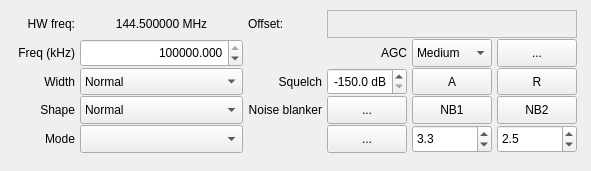
The window that src/qtgui/dockrxopt.ui (shawnj007/gqrx-touch) describes before a commit, drawn with Qt 5.
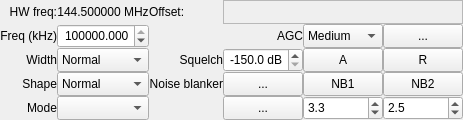
The same window after the commit. Icons and pictures are not drawn. Custom widgets are drawn as their Qt base class.

Commit message: Form sizes reduction

Patch:
```diff
--- a/src/qtgui/dockrxopt.ui
+++ b/src/qtgui/dockrxopt.ui
@@ -6,8 +6,8 @@
    <rect>
     <x>0</x>
     <y>0</y>
-    <width>591</width>
-    <height>171</height>
+    <width>400</width>
+    <height>120</height>
    </rect>
   </property>
   <property name="sizePolicy">
@@ -18,8 +18,8 @@
   </property>
   <property name="minimumSize">
    <size>
-    <width>591</width>
-    <height>171</height>
+    <width>400</width>
+    <height>120</height>
    </size>
   </property>
   <property name="maximumSize">
@@ -49,6 +49,21 @@
     </sizepolicy>
    </property>
    <layout class="QVBoxLayout" name="verticalLayout">
+    <property name="spacing">
+     <number>0</number>
+    </property>
+    <property name="leftMargin">
+     <number>0</number>
+    </property>
+    <property name="topMargin">
+     <number>0</number>
+    </property>
+    <property name="rightMargin">
+     <number>0</number>
+    </property>
+    <property name="bottomMargin">
+     <number>0</number>
+    </property>
     <item>
      <widget class="QFrame" name="frame">
       <property name="sizePolicy">
@@ -63,18 +78,21 @@
         <height>100</height>
        </size>
       </property>
-      <layout class="QGridLayout" name="gridLayout_5">
+      <layout class="QGridLayout" name="gridLayout">
+       <property name="leftMargin">
+        <number>0</number>
+       </property>
        <property name="topMargin">
-        <number>1</number>
+        <number>0</number>
        </property>
        <property name="rightMargin">
-        <number>5</number>
+        <number>0</number>
        </property>
-       <property name="horizontalSpacing">
-        <number>5</number>
+       <property name="bottomMargin">
+        <number>0</number>
        </property>
-       <property name="verticalSpacing">
-        <number>1</number>
+       <property name="spacing">
+        <number>0</number>
        </property>
        <item row="0" column="0">
         <widget class="QLabel" name="rxFreqLabel">
@@ -104,9 +122,34 @@
          </property>
         </widget>
        </item>
-       <item row="5" column="4">
-        <widget class="QDoubleSpinBox" name="nb1Threshold">
+       <item row="0" column="1">
+        <widget class="QLabel" name="hwFreq">
          <property name="sizePolicy">
+          <sizepolicy hsizetype="MinimumExpanding" vsizetype="MinimumExpanding">
+           <horstretch>0</horstretch>
+           <verstretch>0</verstretch>
+          </sizepolicy>
+         </property>
+         <property name="minimumSize">
+          <size>
+           <width>0</width>
+           <height>0</height>
+          </size>
+         </property>
+         <property name="toolTip">
+          <string>The frequency of the hardware (not including LNB)</string>
+         </property>
+         <property name="text">
+          <string>144.500000 MHz</string>
+         </property>
+         <property name="alignment">
+          <set>Qt::AlignCenter</set>
+         </property>
+        </widget>
+       </item>
+       <item row="0" column="2">
+        <widget class="QLabel" name="rxOffset">
+         <property name="sizePolicy">
           <sizepolicy hsizetype="Preferred" vsizetype="MinimumExpanding">
            <horstretch>0</horstretch>
            <verstretch>0</verstretch>
@@ -117,26 +160,229 @@
            <width>0</width>
            <height>0</height>
           </size>
+         </property>
+         <property name="toolTip">
+          <string>The frequency of the hardware (not including LNB)</string>
+         </property>
+         <property name="text">
+          <string>Offset:</string>
+         </property>
+         <property name="alignment">
+          <set>Qt::AlignLeading|Qt::AlignLeft|Qt::AlignVCenter</set>
+         </property>
+        </widget>
+       </item>
+       <item row="0" column="3" colspan="3">
+        <widget class="CFreqCtrl" name="filterFreq">
+         <property name="sizePolicy">
+          <sizepolicy hsizetype="MinimumExpanding" vsizetype="MinimumExpanding">
+           <horstretch>0</horstretch>
+           <verstretch>0</verstretch>
+          </sizepolicy>
+         </property>
+         <property name="minimumSize">
+          <size>
+           <width>0</width>
+           <height>0</height>
+          </size>
+         </property>
+         <property name="maximumSize">
+          <size>
+           <width>400</width>
+           <height>40</height>
+          </size>
+         </property>
+         <property name="toolTip">
+          <string>&lt;html&gt;&lt;head/&gt;&lt;body&gt;&lt;p&gt;Channel filter offset.&lt;br/&gt;
+This is an offset from the hardware RF frequency.&lt;/p&gt;&lt;/body&gt;&lt;/html&gt;</string>
+         </property>
+         <property name="layoutDirection">
+          <enum>Qt::LeftToRight</enum>
+         </property>
+         <property name="frameShape">
+          <enum>QFrame::StyledPanel</enum>
+         </property>
+         <property name="frameShadow">
+          <enum>QFrame::Raised</enum>
+         </property>
+        </widget>
+       </item>
+       <item row="1" column="0">
+        <widget class="QLabel" name="label_11">
+         <property name="sizePolicy">
+          <sizepolicy hsizetype="Preferred" vsizetype="MinimumExpanding">
+           <horstretch>0</horstretch>
+           <verstretch>0</verstretch>
+          </sizepolicy>
+         </property>
+         <property name="minimumSize">
+          <size>
+           <width>0</width>
+           <height>0</height>
+          </size>
+         </property>
+         <property name="text">
+          <string>Freq (kHz)</string>
+         </property>
+         <property name="alignment">
+          <set>Qt::AlignRight|Qt::AlignTrailing|Qt::AlignVCenter</set>
+         </property>
+        </widget>
+       </item>
+       <item row="1" column="1">
+        <widget class="QDoubleSpinBox" name="freqSpinBox">
+         <property name="sizePolicy">
+          <sizepolicy hsizetype="Preferred" vsizetype="MinimumExpanding">
+           <horstretch>0</horstretch>
+           <verstretch>0</verstretch>
+          </sizepolicy>
+         </property>
+         <property name="minimumSize">
+          <size>
+           <width>0</width>
+           <height>0</height>
+          </size>
+         </property>
+         <property name="toolTip">
+          <string>Receiver frequency</string>
+         </property>
+         <property name="accessibleName">
+          <string>Frequency</string>
+         </property>
+         <property name="alignment">
+          <set>Qt::AlignRight|Qt::AlignTrailing|Qt::AlignVCenter</set>
          </property>
          <property name="decimals">
-          <number>1</number>
+          <number>3</number>
          </property>
          <property name="minimum">
-          <double>1.000000000000000</double>
+          <double>24000.000000000000000</double>
          </property>
          <property name="maximum">
-          <double>20.000000000000000</double>
-         </property>
-         <property name="singleStep">
-          <double>0.100000000000000</double>
+          <double>2200000.000000000000000</double>
          </property>
          <property name="value">
-          <double>3.300000000000000</double>
+          <double>144500.000000000000000</double>
          </property>
         </widget>
        </item>
-       <item row="5" column="0">
-        <widget class="QLabel" name="demodLabel">
+       <item row="1" column="3">
+        <widget class="QLabel" name="agcLabel">
+         <property name="sizePolicy">
+          <sizepolicy hsizetype="Preferred" vsizetype="MinimumExpanding">
+           <horstretch>0</horstretch>
+           <verstretch>0</verstretch>
+          </sizepolicy>
+         </property>
+         <property name="minimumSize">
+          <size>
+           <width>0</width>
+           <height>0</height>
+          </size>
+         </property>
+         <property name="text">
+          <string>AGC</string>
+         </property>
+         <property name="alignment">
+          <set>Qt::AlignRight|Qt::AlignTrailing|Qt::AlignVCenter</set>
+         </property>
+        </widget>
+       </item>
+       <item row="1" column="4">
+        <widget class="QComboBox" name="agcPresetCombo">
+         <property name="enabled">
+          <bool>true</bool>
+         </property>
+         <property name="sizePolicy">
+          <sizepolicy hsizetype="Preferred" vsizetype="MinimumExpanding">
+           <horstretch>0</horstretch>
+           <verstretch>0</verstretch>
+          </sizepolicy>
+         </property>
+         <property name="minimumSize">
+          <size>
+           <width>0</width>
+           <height>0</height>
+          </size>
+         </property>
+         <property name="toolTip">
+          <string>AGC presets</string>
+         </property>
+         <property name="accessibleName">
+          <string>AGC</string>
+         </property>
+         <property name="currentIndex">
+          <number>1</number>
+         </property>
+         <item>
+          <property name="text">
+           <string>Fast</string>
+          </property>
+         </item>
+         <item>
+          <property name="text">
+           <string>Medium</string>
+          </property>
+         </item>
+         <item>
+          <property name="text">
+           <string>Slow</string>
+          </property>
+         </item>
+         <item>
+          <property name="text">
+           <string>User</string>
+          </property>
+         </item>
+         <item>
+          <property name="text">
+           <string>Off</string>
+          </property>
+         </item>
+        </widget>
+       </item>
+       <item row="1" column="5">
+        <widget class="QPushButton" name="agcButton">
+         <property name="sizePolicy">
+          <sizepolicy hsizetype="Preferred" vsizetype="MinimumExpanding">
+           <horstretch>0</horstretch>
+           <verstretch>0</verstretch>
+          </sizepolicy>
+         </property>
+         <property name="minimumSize">
+          <size>
+           <width>0</width>
+           <height>0</height>
+          </size>
+         </property>
+         <property name="maximumSize">
+          <size>
+           <width>16777215</width>
+           <height>16777215</height>
+          </size>
+         </property>
+         <property name="toolTip">
+          <string>AGC options</string>
+         </property>
+         <property name="accessibleName">
+          <string>AGC options</string>
+         </property>
+         <property name="text">
+          <string>...</string>
+         </property>
+         <property name="iconSize">
+          <size>
+           <width>16</width>
+           <height>16</height>
+          </size>
+         </property>
+         <property name="checked">
+          <bool>false</bool>
+         </property>
+        </widget>
+       </item>
+       <item row="2" column="0">
+        <widget class="QLabel" name="filterLabel">
          <property name="sizePolicy">
           <sizepolicy hsizetype="Preferred" vsizetype="MinimumExpanding">
            <horstretch>0</horstretch>
@@ -153,20 +399,14 @@
           <enum>Qt::LeftToRight</enum>
          </property>
          <property name="text">
-          <string>Mode</string>
+          <string>Width</string>
          </property>
          <property name="alignment">
           <set>Qt::AlignRight|Qt::AlignTrailing|Qt::AlignVCenter</set>
          </property>
-         <property name="margin">
-          <number>0</number>
-         </property>
-         <property name="indent">
-          <number>-1</number>
-         </property>
         </widget>
        </item>
-       <item row="3" column="1">
+       <item row="2" column="1">
         <widget class="QComboBox" name="filterCombo">
          <property name="enabled">
           <bool>true</bool>
@@ -214,69 +454,32 @@
          </item>
         </widget>
        </item>
+       <item row="2" column="2">
+        <widget class="QLabel" name="sqlLabel">
+         <property name="sizePolicy">
+          <sizepolicy hsizetype="Preferred" vsizetype="MinimumExpanding">
+           <horstretch>0</horstretch>
+           <verstretch>0</verstretch>
+          </sizepolicy>
+         </property>
+         <property name="minimumSize">
+          <size>
+           <width>0</width>
+           <height>0</height>
+          </size>
+         </property>
+         <property name="toolTip">
+          <string>Squelch level in dB below full scale</string>
+         </property>
+         <property name="text">
+          <string>Squelch</string>
+         </property>
+         <property name="alignment">
+          <set>Qt::AlignRight|Qt::AlignTrailing|Qt::AlignVCenter</set>
+         </property>
+        </widget>
+       </item>
        <item row="2" column="3">
-        <widget class="QLabel" name="agcLabel">
-         <property name="sizePolicy">
-          <sizepolicy hsizetype="Preferred" vsizetype="MinimumExpanding">
-           <horstretch>0</horstretch>
-           <verstretch>0</verstretch>
-          </sizepolicy>
-         </property>
-         <property name="minimumSize">
-          <size>
-           <width>0</width>
-           <height>0</height>
-          </size>
-         </property>
-         <property name="text">
-          <string>AGC</string>
-         </property>
-         <property name="alignment">
-          <set>Qt::AlignRight|Qt::AlignTrailing|Qt::AlignVCenter</set>
-         </property>
-        </widget>
-       </item>
-       <item row="4" column="1">
-        <widget class="QComboBox" name="filterShapeCombo">
-         <property name="sizePolicy">
-          <sizepolicy hsizetype="Preferred" vsizetype="MinimumExpanding">
-           <horstretch>0</horstretch>
-           <verstretch>0</verstretch>
-          </sizepolicy>
-         </property>
-         <property name="minimumSize">
-          <size>
-           <width>0</width>
-           <height>0</height>
-          </size>
-         </property>
-         <property name="toolTip">
-          <string>Select the filter shape</string>
-         </property>
-         <property name="accessibleName">
-          <string>Filter shape</string>
-         </property>
-         <property name="currentIndex">
-          <number>1</number>
-         </property>
-         <item>
-          <property name="text">
-           <string>Soft</string>
-          </property>
-         </item>
-         <item>
-          <property name="text">
-           <string>Normal</string>
-          </property>
-         </item>
-         <item>
-          <property name="text">
-           <string>Sharp</string>
-          </property>
-         </item>
-        </widget>
-       </item>
-       <item row="3" column="3">
         <widget class="QDoubleSpinBox" name="sqlSpinBox">
          <property name="sizePolicy">
           <sizepolicy hsizetype="Preferred" vsizetype="MinimumExpanding">
@@ -322,100 +525,38 @@
          </property>
         </widget>
        </item>
+       <item row="2" column="4">
+        <widget class="QPushButton" name="autoSquelchButton">
+         <property name="sizePolicy">
+          <sizepolicy hsizetype="Preferred" vsizetype="MinimumExpanding">
+           <horstretch>0</horstretch>
+           <verstretch>0</verstretch>
+          </sizepolicy>
+         </property>
+         <property name="minimumSize">
+          <size>
+           <width>0</width>
+           <height>0</height>
+          </size>
+         </property>
+         <property name="toolTip">
+          <string>Set squelch to the current signal or noise level</string>
+         </property>
+         <property name="accessibleName">
+          <string>Auto squelch</string>
+         </property>
+         <property name="text">
+          <string>A</string>
+         </property>
+         <property name="iconSize">
+          <size>
+           <width>16</width>
+           <height>16</height>
+          </size>
+         </property>
+        </widget>
+       </item>
        <item row="2" column="5">
-        <widget class="QPushButton" name="agcButton">
-         <property name="sizePolicy">
-          <sizepolicy hsizetype="Preferred" vsizetype="MinimumExpanding">
-           <horstretch>0</horstretch>
-           <verstretch>0</verstretch>
-          </sizepolicy>
-         </property>
-         <property name="minimumSize">
-          <size>
-           <width>0</width>
-           <height>0</height>
-          </size>
-         </property>
-         <property name="maximumSize">
-          <size>
-           <width>16777215</width>
-           <height>16777215</height>
-          </size>
-         </property>
-         <property name="toolTip">
-          <string>AGC options</string>
-         </property>
-         <property name="accessibleName">
-          <string>AGC options</string>
-         </property>
-         <property name="text">
-          <string>...</string>
-         </property>
-         <property name="iconSize">
-          <size>
-           <width>16</width>
-           <height>16</height>
-          </size>
-         </property>
-         <property name="checked">
-          <bool>false</bool>
-         </property>
-        </widget>
-       </item>
-       <item row="4" column="0">
-        <widget class="QLabel" name="filterShapeLabel">
-         <property name="sizePolicy">
-          <sizepolicy hsizetype="Preferred" vsizetype="MinimumExpanding">
-           <horstretch>0</horstretch>
-           <verstretch>0</verstretch>
-          </sizepolicy>
-         </property>
-         <property name="minimumSize">
-          <size>
-           <width>0</width>
-           <height>0</height>
-          </size>
-         </property>
-         <property name="layoutDirection">
-          <enum>Qt::LeftToRight</enum>
-         </property>
-         <property name="text">
-          <string>Shape</string>
-         </property>
-         <property name="alignment">
-          <set>Qt::AlignRight|Qt::AlignTrailing|Qt::AlignVCenter</set>
-         </property>
-        </widget>
-       </item>
-       <item row="5" column="5">
-        <widget class="QDoubleSpinBox" name="nb2Threshold">
-         <property name="sizePolicy">
-          <sizepolicy hsizetype="Preferred" vsizetype="MinimumExpanding">
-           <horstretch>0</horstretch>
-           <verstretch>0</verstretch>
-          </sizepolicy>
-         </property>
-         <property name="minimumSize">
-          <size>
-           <width>0</width>
-           <height>0</height>
-          </size>
-         </property>
-         <property name="decimals">
-          <number>1</number>
-         </property>
-         <property name="maximum">
-          <double>15.000000000000000</double>
-         </property>
-         <property name="singleStep">
-          <double>0.100000000000000</double>
-         </property>
-         <property name="value">
-          <double>2.500000000000000</double>
-         </property>
-        </widget>
-       </item>
-       <item row="3" column="5">
         <widget class="QPushButton" name="resetSquelchButton">
          <property name="sizePolicy">
           <sizepolicy hsizetype="Preferred" vsizetype="MinimumExpanding">
@@ -453,7 +594,7 @@
         </widget>
        </item>
        <item row="3" column="0">
-        <widget class="QLabel" name="filterLabel">
+        <widget class="QLabel" name="filterShapeLabel">
          <property name="sizePolicy">
           <sizepolicy hsizetype="Preferred" vsizetype="MinimumExpanding">
            <horstretch>0</horstretch>
@@ -470,14 +611,54 @@
           <enum>Qt::LeftToRight</enum>
          </property>
          <property name="text">
-          <string>Width</string>
+          <string>Shape</string>
          </property>
          <property name="alignment">
           <set>Qt::AlignRight|Qt::AlignTrailing|Qt::AlignVCenter</set>
          </property>
         </widget>
        </item>
-       <item row="4" column="2">
+       <item row="3" column="1">
+        <widget class="QComboBox" name="filterShapeCombo">
+         <property name="sizePolicy">
+          <sizepolicy hsizetype="Preferred" vsizetype="MinimumExpanding">
+           <horstretch>0</horstretch>
+           <verstretch>0</verstretch>
+          </sizepolicy>
+         </property>
+         <property name="minimumSize">
+          <size>
+           <width>0</width>
+           <height>0</height>
+          </size>
+         </property>
+         <property name="toolTip">
+          <string>Select the filter shape</string>
+         </property>
+         <property name="accessibleName">
+          <string>Filter shape</string>
+         </property>
+         <property name="currentIndex">
+          <number>1</number>
+         </property>
+         <item>
+          <property name="text">
+           <string>Soft</string>
+          </property>
+         </item>
+         <item>
+          <property name="text">
+           <string>Normal</string>
+          </property>
+         </item>
+         <item>
+          <property name="text">
+           <string>Sharp</string>
+          </property>
+         </item>
+        </widget>
+       </item>
+       <item row="3" column="2">
         <widget class="QLabel" name="label_10">
          <property name="sizePolicy">
           <sizepolicy hsizetype="Preferred" vsizetype="MinimumExpanding">
@@ -502,8 +683,8 @@
          </property>
         </widget>
        </item>
-       <item row="3" column="2">
-        <widget class="QLabel" name="sqlLabel">
+       <item row="3" column="3">
+        <widget class="QPushButton" name="nbOptButton">
          <property name="sizePolicy">
           <sizepolicy hsizetype="Preferred" vsizetype="MinimumExpanding">
            <horstretch>0</horstretch>
@@ -516,18 +697,21 @@
            <height>0</height>
           </size>
          </property>
+         <property name="maximumSize">
+          <size>
+           <width>16777215</width>
+           <height>16777215</height>
+          </size>
+         </property>
          <property name="toolTip">
           <string>Squelch level in dB below full scale</string>
          </property>
          <property name="text">
-          <string>Squelch</string>
-         </property>
-         <property name="alignment">
-          <set>Qt::AlignRight|Qt::AlignTrailing|Qt::AlignVCenter</set>
+          <string>...</string>
          </property>
         </widget>
        </item>
-       <item row="4" column="4">
+       <item row="3" column="4">
         <widget class="QPushButton" name="nb1Button">
          <property name="enabled">
           <bool>true</bool>
@@ -567,156 +751,7 @@
          </property>
         </widget>
        </item>
-       <item row="4" column="3">
-        <widget class="QPushButton" name="nbOptButton">
-         <property name="sizePolicy">
-          <sizepolicy hsizetype="Preferred" vsizetype="MinimumExpanding">
-           <horstretch>0</horstretch>
-           <verstretch>0</verstretch>
-          </sizepolicy>
-         </property>
-         <property name="minimumSize">
-          <size>
-           <width>0</width>
-           <height>0</height>
-          </size>
-         </property>
-         <property name="maximumSize">
-          <size>
-           <width>16777215</width>
-           <height>16777215</height>
-          </size>
-         </property>
-         <property name="toolTip">
-          <string>Noise blanker options</string>
-         </property>
-         <property name="whatsThis">
-          <string>Noise blanker options</string>
-         </property>
-         <property name="accessibleName">
-          <string>Noise blanker options</string>
-         </property>
-         <property name="text">
-          <string>...</string>
-         </property>
-        </widget>
-       </item>
-       <item row="2" column="0">
-        <widget class="QLabel" name="label_11">
-         <property name="sizePolicy">
-          <sizepolicy hsizetype="Preferred" vsizetype="MinimumExpanding">
-           <horstretch>0</horstretch>
-           <verstretch>0</verstretch>
-          </sizepolicy>
-         </property>
-         <property name="minimumSize">
-          <size>
-           <width>0</width>
-           <height>0</height>
-          </size>
-         </property>
-         <property name="text">
-          <string>Freq (kHz)</string>
-         </property>
-         <property name="alignment">
-          <set>Qt::AlignRight|Qt::AlignTrailing|Qt::AlignVCenter</set>
-         </property>
-        </widget>
-       </item>
-       <item row="2" column="4">
-        <widget class="QComboBox" name="agcPresetCombo">
-         <property name="enabled">
-          <bool>true</bool>
-         </property>
-         <property name="sizePolicy">
-          <sizepolicy hsizetype="Preferred" vsizetype="MinimumExpanding">
-           <horstretch>0</horstretch>
-           <verstretch>0</verstretch>
-          </sizepolicy>
-         </property>
-         <property name="minimumSize">
-          <size>
-           <width>0</width>
-           <height>0</height>
-          </size>
-         </property>
-         <property name="toolTip">
-          <string>AGC presets</string>
-         </property>
-         <property name="accessibleName">
-          <string>AGC</string>
-         </property>
-         <property name="currentIndex">
-          <number>1</number>
-         </property>
-         <item>
-          <property name="text">
-           <string>Fast</string>
-          </property>
-         </item>
-         <item>
-          <property name="text">
-           <string>Medium</string>
-          </property>
-         </item>
-         <item>
-          <property name="text">
-           <string>Slow</string>
-          </property>
-         </item>
-         <item>
-          <property name="text">
-           <string>User</string>
-          </property>
-         </item>
-         <item>
-          <property name="text">
-           <string>Off</string>
-          </property>
-         </item>
-        </widget>
-       </item>
-       <item row="5" column="3">
-        <widget class="QPushButton" name="modeButton">
-         <property name="sizePolicy">
-          <sizepolicy hsizetype="Preferred" vsizetype="MinimumExpanding">
-           <horstretch>0</horstretch>
-           <verstretch>0</verstretch>
-          </sizepolicy>
-         </property>
-         <property name="minimumSize">
-          <size>
-           <width>0</width>
-           <height>0</height>
-          </size>
-         </property>
-         <property name="maximumSize">
-          <size>
-           <width>16777215</width>
-           <height>16777215</height>
-          </size>
-         </property>
-         <property name="toolTip">
-          <string>Demodulator options</string>
-         </property>
-         <property name="accessibleName">
-          <string>Mode options</string>
-         </property>
-         <property name="text">
-          <string>...</string>
-         </property>
-         <property name="iconSize">
-          <size>
-           <width>16</width>
-           <height>16</height>
-          </size>
-         </property>
-         <property name="checked">
-          <bool>false</bool>
-         </property>
-        </widget>
-       </item>
-       <item row="4" column="5">
+       <item row="3" column="5">
         <widget class="QPushButton" name="nb2Button">
          <property name="enabled">
           <bool>true</bool>
@@ -756,8 +791,8 @@
          </property>
         </widget>
        </item>
-       <item row="3" column="4">
-        <widget class="QPushButton" name="autoSquelchButton">
+       <item row="4" column="0">
+        <widget class="QLabel" name="demodLabel">
          <property name="sizePolicy">
           <sizepolicy hsizetype="Preferred" vsizetype="MinimumExpanding">
            <horstretch>0</horstretch>
@@ -770,86 +805,24 @@
            <height>0</height>
           </size>
          </property>
-         <property name="toolTip">
-          <string>Set squelch to the current signal or noise level</string>
-         </property>
-         <property name="accessibleName">
-          <string>Auto squelch</string>
+         <property name="layoutDirection">
+          <enum>Qt::LeftToRight</enum>
          </property>
          <property name="text">
-          <string>A</string>
-         </property>
-         <property name="iconSize">
-          <size>
-           <width>16</width>
-           <height>16</height>
-          </size>
-         </property>
-        </widget>
-       </item>
-       <item row="2" column="1">
-        <widget class="QDoubleSpinBox" name="freqSpinBox">
-         <property name="sizePolicy">
-          <sizepolicy hsizetype="Preferred" vsizetype="MinimumExpanding">
-           <horstretch>0</horstretch>
-           <verstretch>0</verstretch>
-          </sizepolicy>
-         </property>
-         <property name="minimumSize">
-          <size>
-           <width>0</width>
-           <height>0</height>
-          </size>
-         </property>
-         <property name="toolTip">
-          <string>Receiver frequency</string>
-         </property>
-         <property name="accessibleName">
-          <string>Frequency</string>
+          <string>Mode</string>
          </property>
          <property name="alignment">
           <set>Qt::AlignRight|Qt::AlignTrailing|Qt::AlignVCenter</set>
          </property>
-         <property name="decimals">
-          <number>3</number>
+         <property name="margin">
+          <number>0</number>
          </property>
-         <property name="minimum">
-          <double>24000.000000000000000</double>
+         <property name="indent">
+          <number>-1</number>
          </property>
-         <property name="maximum">
-          <double>2200000.000000000000000</double>
-         </property>
-         <property name="value">
-          <double>144500.000000000000000</double>
-         </property>
         </widget>
        </item>
-       <item row="0" column="1">
-        <widget class="QLabel" name="hwFreq">
-         <property name="sizePolicy">
-          <sizepolicy hsizetype="MinimumExpanding" vsizetype="MinimumExpanding">
-           <horstretch>0</horstretch>
-           <verstretch>0</verstretch>
-          </sizepolicy>
-         </property>
-         <property name="minimumSize">
-          <size>
-           <width>0</width>
-           <height>0</height>
-          </size>
-         </property>
-         <property name="toolTip">
-          <string>The frequency of the hardware (not including LNB)</string>
-         </property>
-         <property name="text">
-          <string>144.500000 MHz</string>
-         </property>
-         <property name="alignment">
-          <set>Qt::AlignCenter</set>
-         </property>
-        </widget>
-       </item>
-       <item row="5" column="1">
+       <item row="4" column="1">
         <widget class="QComboBox" name="modeSelector">
          <property name="sizePolicy">
           <sizepolicy hsizetype="Preferred" vsizetype="MinimumExpanding">
@@ -880,35 +853,10 @@
          </property>
         </widget>
        </item>
-       <item row="0" column="2">
-        <widget class="QLabel" name="rxOffset">
+       <item row="4" column="3">
+        <widget class="QPushButton" name="modeButton">
          <property name="sizePolicy">
           <sizepolicy hsizetype="Preferred" vsizetype="MinimumExpanding">
-           <horstretch>0</horstretch>
-           <verstretch>0</verstretch>
-          </sizepolicy>
-         </property>
-         <property name="minimumSize">
-          <size>
-           <width>0</width>
-           <height>0</height>
-          </size>
-         </property>
-         <property name="toolTip">
-          <string>The frequency of the hardware (not including LNB)</string>
-         </property>
-         <property name="text">
-          <string>Offset:</string>
-         </property>
-         <property name="alignment">
-          <set>Qt::AlignLeading|Qt::AlignLeft|Qt::AlignVCenter</set>
-         </property>
-        </widget>
-       </item>
-       <item row="0" column="3" colspan="3">
-        <widget class="CFreqCtrl" name="filterFreq">
-         <property name="sizePolicy">
-          <sizepolicy hsizetype="MinimumExpanding" vsizetype="MinimumExpanding">
            <horstretch>0</horstretch>
            <verstretch>0</verstretch>
           </sizepolicy>
@@ -921,22 +869,87 @@
          </property>
          <property name="maximumSize">
           <size>
-           <width>400</width>
-           <height>40</height>
+           <width>16777215</width>
+           <height>16777215</height>
           </size>
          </property>
          <property name="toolTip">
           <string>&lt;html&gt;&lt;head/&gt;&lt;body&gt;&lt;p&gt;Channel filter offset.&lt;br/&gt;
 This is an offset from the hardware RF frequency.&lt;/p&gt;&lt;/body&gt;&lt;/html&gt;</string>
          </property>
-         <property name="layoutDirection">
-          <enum>Qt::LeftToRight</enum>
+         <property name="accessibleName">
+          <string>Mode options</string>
          </property>
-         <property name="frameShape">
-          <enum>QFrame::StyledPanel</enum>
+         <property name="text">
+          <string>...</string>
          </property>
-         <property name="frameShadow">
-          <enum>QFrame::Raised</enum>
+         <property name="iconSize">
+          <size>
+           <width>16</width>
+           <height>16</height>
+          </size>
+         </property>
+         <property name="checked">
+          <bool>false</bool>
+         </property>
+        </widget>
+       </item>
+       <item row="4" column="4">
+        <widget class="QDoubleSpinBox" name="nb1Threshold">
+         <property name="sizePolicy">
+          <sizepolicy hsizetype="Preferred" vsizetype="MinimumExpanding">
+           <horstretch>0</horstretch>
+           <verstretch>0</verstretch>
+          </sizepolicy>
+         </property>
+         <property name="minimumSize">
+          <size>
+           <width>0</width>
+           <height>0</height>
+          </size>
+         </property>
+         <property name="decimals">
+          <number>1</number>
+         </property>
+         <property name="minimum">
+          <double>1.000000000000000</double>
+         </property>
+         <property name="maximum">
+          <double>20.000000000000000</double>
+         </property>
+         <property name="singleStep">
+          <double>0.100000000000000</double>
+         </property>
+         <property name="value">
+          <double>3.300000000000000</double>
+         </property>
+        </widget>
+       </item>
+       <item row="4" column="5">
+        <widget class="QDoubleSpinBox" name="nb2Threshold">
+         <property name="sizePolicy">
+          <sizepolicy hsizetype="Preferred" vsizetype="MinimumExpanding">
+           <horstretch>0</horstretch>
+           <verstretch>0</verstretch>
+          </sizepolicy>
+         </property>
+         <property name="minimumSize">
+          <size>
+           <width>0</width>
+           <height>0</height>
+          </size>
+         </property>
+         <property name="decimals">
+          <number>1</number>
+         </property>
+         <property name="maximum">
+          <double>15.000000000000000</double>
+         </property>
+         <property name="singleStep">
+          <double>0.100000000000000</double>
+         </property>
+         <property name="value">
+          <double>2.500000000000000</double>
          </property>
         </widget>
        </item>
```
Left out of the diff: 11 changed lines with no effect on the pictures. The commit also changes 3 other files.
